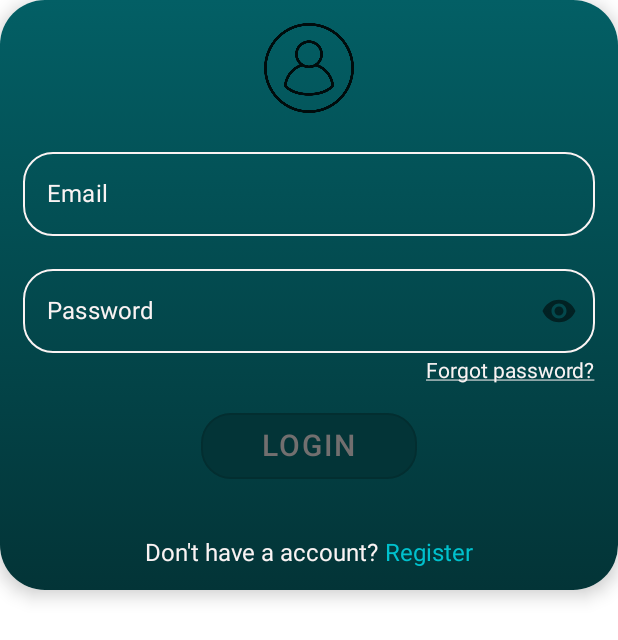
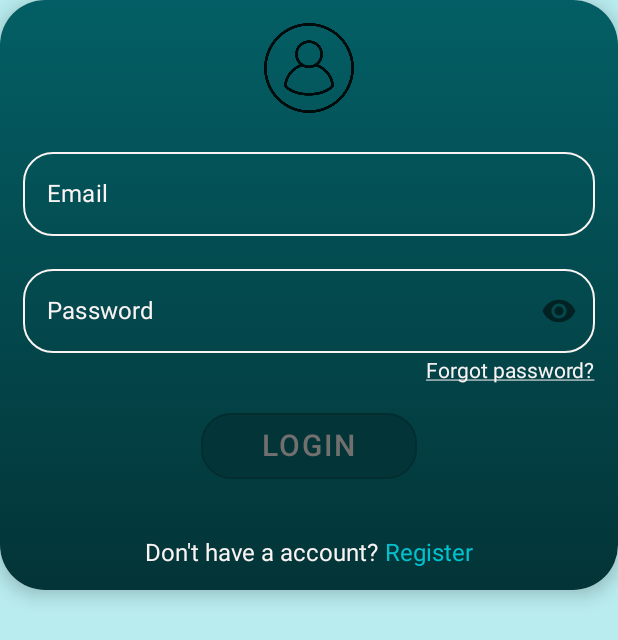
Before and after one commit to BogaDevelopment/ShoppingListCompose, an Android app built with Jetpack Compose: the composable Body shown on its own in the app's theme, on a phone screen of 412 x 824 dp. Shown: the top 640 px of the screen. Run offline under Robolectric (Android 15) with nearby library versions, the phone set to English and light mode, and no system bars; our stand-ins replace Firebase (no records; nobody signed in at launch, a user with empty details on screens opened directly), livedata-compose.

Commit message:
US8 - Modify, Define Theme, and change the status bar color

```diff
--- a/app/build.gradle
+++ b/app/build.gradle
@@ -65,6 +65,9 @@ dependencies {
     debugImplementation "androidx.compose.ui:ui-tooling:$compose_ui_version"
     debugImplementation "androidx.compose.ui:ui-test-manifest:$compose_ui_version"
 
+
+    implementation "com.google.accompanist:accompanist-systemuicontroller:0.30.1"
+
     // Firebase Services
     implementation platform('com.google.firebase:firebase-bom:32.7.0')
     implementation 'com.google.firebase:firebase-analytics-ktx'
--- a/app/src/main/java/com/bogadevelopment/shoppinglist/login/ui/LoginScreen.kt
+++ b/app/src/main/java/com/bogadevelopment/shoppinglist/login/ui/LoginScreen.kt
@@ -41,8 +41,8 @@ fun LoginScreen(loginViewModel: LoginViewModel, navigationController: NavHostCon
             .background(
                 brush = Brush.verticalGradient(
                     colors = listOf(
-                        Gradient_background_dark,
-                        Gradient_background_light
+                        MaterialTheme.colors.primaryVariant,
+                        MaterialTheme.colors.primary
                     )
                 )
             )
@@ -69,7 +69,7 @@ fun Tittle(modifier: Modifier) {
         text = "WELCOME",
         fontSize = 42.sp,
         modifier = modifier,
-        color = Text_Color
+        color = MaterialTheme.colors.onPrimary
     )
 }
 
@@ -92,8 +92,8 @@ fun Body(
             .background(
                 brush = Brush.verticalGradient(
                     colors = listOf(
-                        Gradient_background_light,
-                        Gradient_background_dark
+                        MaterialTheme.colors.primary,
+                        MaterialTheme.colors.primaryVariant
                     )
                 )
             ),
@@ -145,8 +145,8 @@ fun UserIcon(modifier: Modifier){
 fun Email(email: String, onTextChanged: (String) -> Unit) {
 
     val selectColors  = TextSelectionColors(
-        handleColor = Accent_Color,
-        backgroundColor = Accent_Color_Transparent
+        handleColor = MaterialTheme.colors.secondary,
+        backgroundColor = MaterialTheme.colors.background
     )
 
     CompositionLocalProvider(LocalTextSelectionColors provides selectColors) {
@@ -156,14 +156,14 @@ fun Email(email: String, onTextChanged: (String) -> Unit) {
             modifier = Modifier
                 .fillMaxWidth()
                 .padding(horizontal = 15.dp),
-            label = { Text(text = "Email", color = Text_Color) },
+            label = { Text(text = "Email", color = MaterialTheme.colors.onPrimary) },
             singleLine = true,
             keyboardOptions = KeyboardOptions(keyboardType = KeyboardType.Email),
             shape = RoundedCornerShape(20.dp),
             colors = TextFieldDefaults.outlinedTextFieldColors(
-                focusedBorderColor = Accent_Color,
-                cursorColor = Text_Color,
-                unfocusedBorderColor = Text_Color
+                focusedBorderColor = MaterialTheme.colors.secondary,
+                cursorColor = MaterialTheme.colors.onPrimary,
+                unfocusedBorderColor = MaterialTheme.colors.onPrimary
             )
 
         )
@@ -175,8 +175,8 @@ fun Password(password: String, onTextChanged: (String) -> Unit) {
 
     var passwordVisibility by remember { mutableStateOf(false) }
     val selectColors  = TextSelectionColors(
-        handleColor = Accent_Color,
-        backgroundColor = Accent_Color_Transparent
+        handleColor = MaterialTheme.colors.secondary,
+        backgroundColor = MaterialTheme.colors.background
     )
 
     CompositionLocalProvider(LocalTextSelectionColors provides selectColors) {
@@ -186,14 +186,14 @@ fun Password(password: String, onTextChanged: (String) -> Unit) {
             modifier = Modifier
                 .fillMaxWidth()
                 .padding(horizontal = 15.dp),
-            label = { Text(text = "Password", color = Text_Color) },
+            label = { Text(text = "Password", color = MaterialTheme.colors.onPrimary) },
             singleLine = true,
             keyboardOptions = KeyboardOptions(keyboardType = KeyboardType.Password),
             shape = RoundedCornerShape(20.dp),
             colors = TextFieldDefaults.outlinedTextFieldColors(
-                focusedBorderColor = Accent_Color,
-                cursorColor = Text_Color,
-                unfocusedBorderColor = Text_Color
+                focusedBorderColor = MaterialTheme.colors.secondary,
+                cursorColor = MaterialTheme.colors.onPrimary,
+                unfocusedBorderColor = MaterialTheme.colors.onPrimary
             ),
             trailingIcon = {                    // Change the Icon if Password is visible
                 val image =
@@ -223,10 +223,10 @@ fun LoginButton(loginViewModel: LoginViewModel, loginEnable: Boolean, modifier:
         shape = RoundedCornerShape(20.dp),
         modifier = modifier,
         colors = ButtonDefaults.buttonColors(
-            backgroundColor = Button_enable_color,
-            disabledBackgroundColor = Button_disabled_color,
-            disabledContentColor = Content_Disable,
-            contentColor = Text_Color
+            backgroundColor = MaterialTheme.colors.primary,
+            disabledBackgroundColor = MaterialTheme.colors.primaryVariant,
+            disabledContentColor = MaterialTheme.colors.onBackground,
+            contentColor = MaterialTheme.colors.onPrimary
         )
     ) {
         Text(
@@ -243,7 +243,7 @@ fun ForgotPassword(modifier: Modifier) {
         fontSize = 14.sp,
         modifier = modifier.padding(horizontal = 15.dp),
         textDecoration = TextDecoration.Underline,
-        color = Text_Color
+        color = MaterialTheme.colors.onPrimary
     )
 }
 
@@ -252,11 +252,11 @@ fun Register(modifier: Modifier, navigationController: NavHostController){
     Row(
         modifier = modifier
     ){
-        Text(text = "Don't have a account? ", fontSize = 16.sp, color = Text_Color)
+        Text(text = "Don't have a account? ", fontSize = 16.sp, color = MaterialTheme.colors.onPrimary)
         Text(
             text = "Register",
             fontSize = 16.sp,
-            color = Accent_Color,
+            color = MaterialTheme.colors.secondary,
             modifier = Modifier.clickable { navigationController.navigate(Routes.RegisterScreen.route) })
     }
 }
--- a/app/src/main/java/com/bogadevelopment/shoppinglist/ui/theme/Color.kt
+++ b/app/src/main/java/com/bogadevelopment/shoppinglist/ui/theme/Color.kt
@@ -2,20 +2,14 @@ package com.bogadevelopment.shoppinglist.ui.theme
 
 import androidx.compose.ui.graphics.Color
 
-val Purple200 = Color(0xFFBB86FC)
-val Purple500 = Color(0xFF6200EE)
-val Purple700 = Color(0xFF3700B3)
-val Teal200 = Color(0xFF03DAC5)
+val Secondary = Color(0xFF033437)
+val Primary = Color(0xFF035F65)
+val Accent_Color = Color(0xFF00C1CD)
 
-val Gradient_background_dark = Color(0xFF033437)
-val Gradient_background_light = Color(0xFF035F65)
+val OnPrimary = Color(0xFFFAF3F3)
+val OnSecondary = Color(0xFF000000)
 
 val WhaterMark = Color(0x83FFFFFF)
 
-val Text_Color = Color(0xFFFAF3F3)
-val Accent_Color = Color(0xFF00C1CD)
-val Accent_Color_Transparent = Color(0x4300C1CD)
-val Content_Disable = Color(0xFF726F6F)
-
-val Button_enable_color = Color(0xFF035F65)
-val Button_disabled_color = Color(0xFF033437)
+val Background_Transparent = Color(0x4300C1CD)
+val OnBackground = Color(0xFF726F6F)
```
Also changed, not shown: app/src/main/java/com/bogadevelopment/shoppinglist/MainActivity.kt (+9 -1 lines), app/src/main/java/com/bogadevelopment/shoppinglist/register/ui/RegisterScreen.kt (+37 -38 lines), app/src/main/java/com/bogadevelopment/shoppinglist/ui/theme/Theme.kt (+16 -6 lines).
